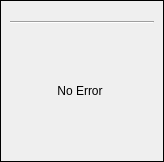
First picture: the form in errorMessage.ui, repository coucou1121/Datalogger, before the edit.
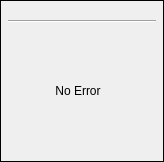
Second picture: the form after the edit.

Diff of the .ui file:
```diff
--- a/errorMessage.ui
+++ b/errorMessage.ui
@@ -10,6 +10,18 @@
     <height>162</height>
    </rect>
   </property>
+  <property name="sizePolicy">
+   <sizepolicy hsizetype="Fixed" vsizetype="Fixed">
+    <horstretch>0</horstretch>
+    <verstretch>0</verstretch>
+   </sizepolicy>
+  </property>
+  <property name="minimumSize">
+   <size>
+    <width>130</width>
+    <height>80</height>
+   </size>
+  </property>
   <property name="windowTitle">
    <string>Form</string>
   </property>
@@ -31,10 +43,28 @@
    </property>
    <item>
     <widget class="QFrame" name="frame">
+     <property name="sizePolicy">
+      <sizepolicy hsizetype="Preferred" vsizetype="Preferred">
+       <horstretch>0</horstretch>
+       <verstretch>0</verstretch>
+      </sizepolicy>
+     </property>
      <property name="frameShape">
       <enum>QFrame::Panel</enum>
      </property>
      <layout class="QVBoxLayout" name="verticalLayout">
+      <property name="leftMargin">
+       <number>7</number>
+      </property>
+      <property name="topMargin">
+       <number>7</number>
+      </property>
+      <property name="rightMargin">
+       <number>7</number>
+      </property>
+      <property name="bottomMargin">
+       <number>7</number>
+      </property>
       <item>
        <widget class="Line" name="line">
         <property name="orientation">
```
